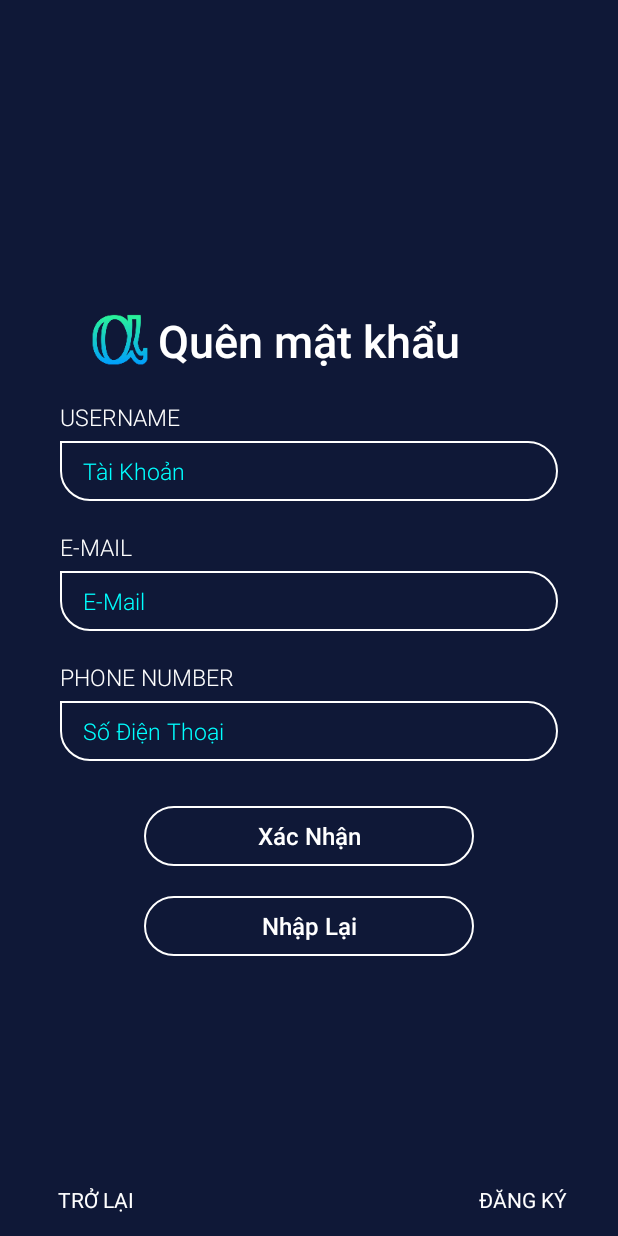
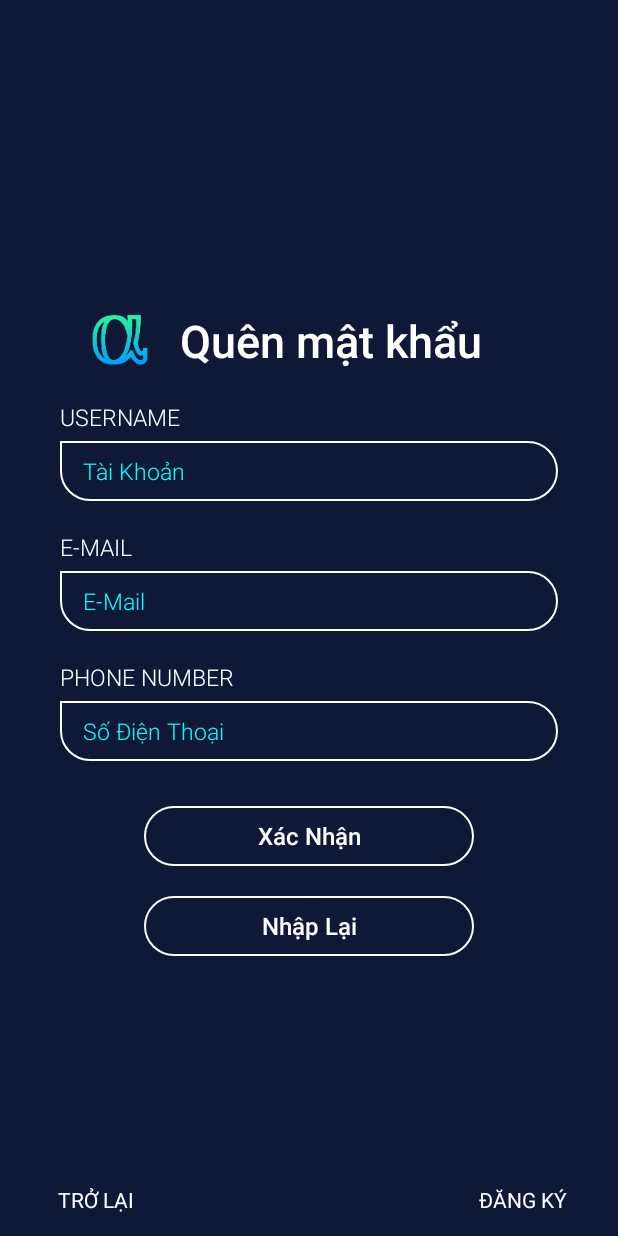
Before and after one commit to thienphuc83/AlphaCoffee, an Android app: the ForgotActivity screen opened directly, with no data from a screen before it, on a phone screen of 412 x 824 dp. Run offline under Robolectric (Android 15) with nearby library versions, the phone set to English and light mode, and no system bars.

Commit message:
sửa lại UI forgot

```diff
--- a/app/src/main/res/layout/activity_forgot.xml
+++ b/app/src/main/res/layout/activity_forgot.xml
@@ -24,6 +24,7 @@
 
 
         <TextView
+            android:layout_toRightOf="@+id/imgView_logo"
             android:id="@+id/tv_register"
             android:layout_width="wrap_content"
             android:layout_height="wrap_content"
--- a/app/src/main/res/layout/activity_register.xml
+++ b/app/src/main/res/layout/activity_register.xml
@@ -36,6 +36,7 @@
                 android:layout_height="wrap_content"
                 android:layout_centerHorizontal="true"
                 android:layout_marginTop="20dp"
+                android:layout_toRightOf="@+id/imgView_logo"
                 android:fontFamily="sans-serif-medium"
                 android:text="Đăng ký"
                 android:textColor="@color/colorWhite"
```
